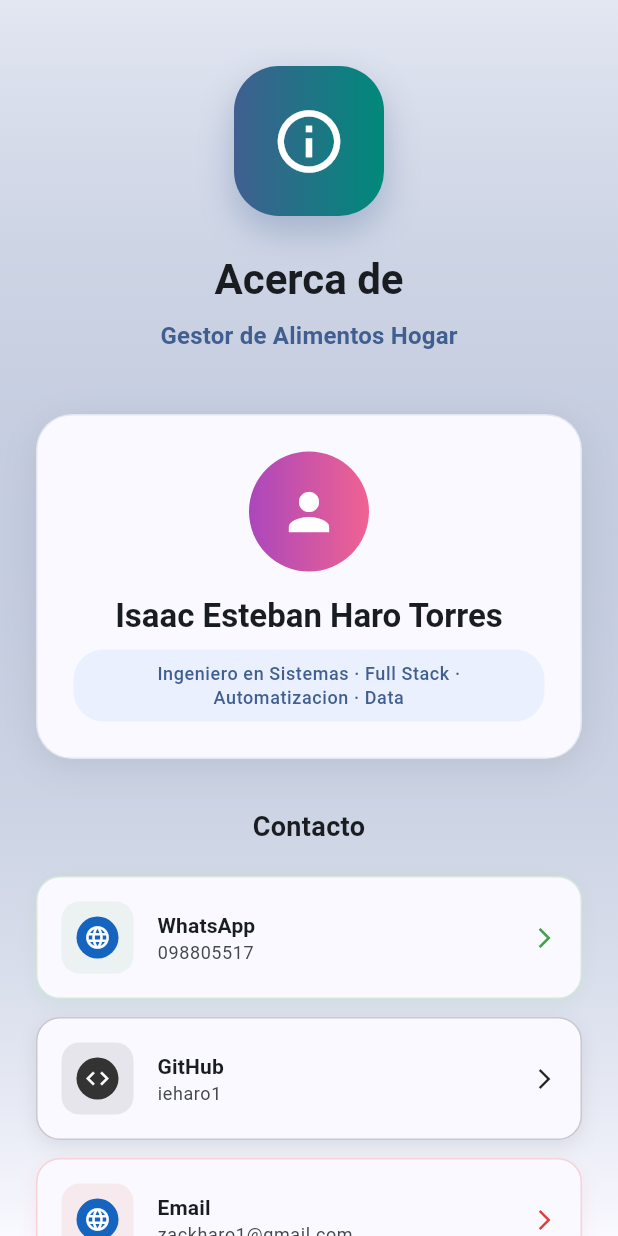
After one commit to ieharo1/GESTOR-ALIMENTOS-HOGAR, a Flutter app: the screen it shows after launch, after a tap on "Acerca de", on a phone screen of 412 x 824 dp. The commit adds this screen. Run offline on Flutter 3.47's test engine with Material 3 defaults, Android fonts, the phone set to English and light mode, and no system bars; our stand-ins replace hive, hive_flutter; accounts and stored records are empty.

Commit message:
Fix: Locale error, add About screen with contact links and footer

```diff
--- a/lib/main.dart
+++ b/lib/main.dart
@@ -1,7 +1,9 @@
 import 'package:flutter/material.dart';
 import 'package:flutter/services.dart';
+import 'package:flutter_localizations/flutter_localizations.dart';
 import 'package:hive_flutter/hive_flutter.dart';
 import 'package:provider/provider.dart';
+import 'package:intl/date_symbol_data_local.dart';
 
 import 'core/constants/app_constants.dart';
 import 'data/database/database_service.dart';
@@ -19,6 +21,7 @@ void main() async {
     ),
   );
 
+  await initializeDateFormatting('es_ES', null);
   await Hive.initFlutter();
   final databaseService = await DatabaseService.getInstance();
   final foodRepository = FoodRepository(databaseService);
@@ -46,6 +49,16 @@ class GestorAlimentosApp extends StatelessWidget {
       theme: _buildLightTheme(),
       darkTheme: _buildDarkTheme(),
       themeMode: ThemeMode.system,
+      localizationsDelegates: const [
+        GlobalMaterialLocalizations.delegate,
+        GlobalWidgetsLocalizations.delegate,
+        GlobalCupertinoLocalizations.delegate,
+      ],
+      supportedLocales: const [
+        Locale('es', 'ES'),
+        Locale('en', 'US'),
+      ],
+      locale: const Locale('es', 'ES'),
       home: const HomeScreen(),
     );
   }
--- /dev/null
+++ b/lib/presentation/screens/about_screen.dart
@@ -0,0 +1,421 @@
+import 'package:flutter/material.dart';
+import 'package:url_launcher/url_launcher.dart';
+
+class AboutScreen extends StatelessWidget {
+  const AboutScreen({super.key});
+
+  Future<void> _launchUrl(String url) async {
+    final uri = Uri.parse(url);
+    if (await canLaunchUrl(uri)) {
+      await launchUrl(uri, mode: LaunchMode.externalApplication);
+    }
+  }
+
+  @override
+  Widget build(BuildContext context) {
+    final theme = Theme.of(context);
+    final colorScheme = theme.colorScheme;
+
+    return Scaffold(
+      body: Container(
+        decoration: BoxDecoration(
+          gradient: LinearGradient(
+            begin: Alignment.topCenter,
+            end: Alignment.bottomCenter,
+            colors: [
+              colorScheme.primary.withAlpha(30),
+              colorScheme.surface,
+            ],
+          ),
+        ),
+        child: SafeArea(
+          child: SingleChildScrollView(
+            padding: const EdgeInsets.all(24),
+            child: Column(
+              children: [
+                const SizedBox(height: 20),
+                _buildHeader(theme, colorScheme),
+                const SizedBox(height: 40),
+                _buildDeveloperCard(theme, colorScheme),
+                const SizedBox(height: 32),
+                _buildSocialLinks(colorScheme),
+                const SizedBox(height: 40),
+                _buildFooter(theme, colorScheme),
+              ],
+            ),
+          ),
+        ),
+      ),
+    );
+  }
+
+  Widget _buildHeader(ThemeData theme, ColorScheme colorScheme) {
+    return Column(
+      children: [
+        Container(
+          width: 100,
+          height: 100,
+          decoration: BoxDecoration(
+            gradient: LinearGradient(
+              colors: [
+                colorScheme.primary,
+                colorScheme.secondary,
+              ],
+            ),
+            borderRadius: BorderRadius.circular(30),
+            boxShadow: [
+              BoxShadow(
+                color: colorScheme.primary.withAlpha(80),
+                blurRadius: 20,
+                offset: const Offset(0, 10),
+              ),
+            ],
+          ),
+          child: const Icon(
+            Icons.info_outline,
+            color: Colors.white,
+            size: 50,
+          ),
+        ),
+        const SizedBox(height: 24),
+        Text(
+          'Acerca de',
+          style: theme.textTheme.headlineMedium?.copyWith(
+            fontWeight: FontWeight.bold,
+          ),
+        ),
+        const SizedBox(height: 8),
+        Text(
+          'Gestor de Alimentos Hogar',
+          style: theme.textTheme.titleMedium?.copyWith(
+            color: colorScheme.primary,
+            fontWeight: FontWeight.w600,
+          ),
+        ),
+      ],
+    );
+  }
+
+  Widget _buildDeveloperCard(ThemeData theme, ColorScheme colorScheme) {
+    return Container(
+      padding: const EdgeInsets.all(24),
+      decoration: BoxDecoration(
+        color: colorScheme.surface,
+        borderRadius: BorderRadius.circular(24),
+        boxShadow: [
+          BoxShadow(
+            color: colorScheme.shadow.withAlpha(20),
+            blurRadius: 20,
+            offset: const Offset(0, 5),
+          ),
+        ],
+        border: Border.all(
+          color: colorScheme.primary.withAlpha(30),
+        ),
+      ),
+      child: Column(
+        children: [
+          Container(
+            width: 80,
+            height: 80,
+            decoration: BoxDecoration(
+              gradient: LinearGradient(
+                colors: [
+                  Colors.purple.shade400,
+                  Colors.pink.shade300,
+                ],
+              ),
+              shape: BoxShape.circle,
+            ),
+            child: const Icon(
+              Icons.person,
+              color: Colors.white,
+              size: 40,
+            ),
+          ),
+          const SizedBox(height: 16),
+          Text(
+            'Isaac Esteban Haro Torres',
+            style: theme.textTheme.titleLarge?.copyWith(
+              fontWeight: FontWeight.bold,
+            ),
+            textAlign: TextAlign.center,
+          ),
+          const SizedBox(height: 8),
+          Container(
+            padding: const EdgeInsets.symmetric(horizontal: 16, vertical: 8),
+            decoration: BoxDecoration(
+              color: colorScheme.primaryContainer.withAlpha(100),
+              borderRadius: BorderRadius.circular(20),
+            ),
+            child: Text(
+              'Ingeniero en Sistemas · Full Stack · Automatizacion · Data',
+              style: theme.textTheme.bodySmall?.copyWith(
+                color: colorScheme.primary,
+                fontWeight: FontWeight.w500,
+              ),
+              textAlign: TextAlign.center,
+            ),
+          ),
+        ],
+      ),
+    );
+  }
+
+  Widget _buildSocialLinks(ColorScheme colorScheme) {
+    return Column(
+      crossAxisAlignment: CrossAxisAlignment.stretch,
+      children: [
+        Text(
+          'Contacto',
+          style: TextStyle(
+            fontSize: 18,
+            fontWeight: FontWeight.bold,
+            color: colorScheme.onSurface,
+          ),
+          textAlign: TextAlign.center,
+        ),
+        const SizedBox(height: 20),
+        _SocialButton(
+          icon: 'https://upload.wikimedia.org/wikipedia/commons/6/6b/WhatsApp.svg',
+          label: 'WhatsApp',
+          subtitle: '098805517',
+          color: Colors.green.shade600,
+          onTap: () => _launchUrl('https://wa.me/59398805517'),
+        ),
+        const SizedBox(height: 12),
+        _SocialButton(
+          icon: 'https://upload.wikimedia.org/wikipedia/commons/9/91/Octicons-mark-github.svg',
+          label: 'GitHub',
+          subtitle: 'ieharo1',
+          color: Colors.black87,
+          onTap: () => _launchUrl('https://github.com/ieharo1'),
+        ),
+        const SizedBox(height: 12),
+        _SocialButton(
+          icon: 'https://upload.wikimedia.org/wikipedia/commons/4/4e/Gmail_%28en%29.svg',
+          label: 'Email',
+          subtitle: 'zackharo1@gmail.com',
+          color: Colors.red.shade600,
+          onTap: () => _launchUrl('mailto:zackharo1@gmail.com'),
+        ),
+        const SizedBox(height: 12),
+        _SocialButton(
+          icon: 'https://upload.wikimedia.org/wikipedia/commons/4/4c/Portfolio_icon.svg',
+          label: 'Portafolio',
+          subtitle: 'ieharo1.github.io',
+          color: colorScheme.primary,
+          onTap: () => _launchUrl('https://ieharo1.github.io/portafolio-isaac.haro/'),
+        ),
+      ],
+    );
+  }
+
+  Widget _buildFooter(ThemeData theme, ColorScheme colorScheme) {
+    return Column(
+      children: [
+        Divider(color: colorScheme.outline.withAlpha(50)),
+        const SizedBox(height: 16),
+        Row(
+          mainAxisAlignment: MainAxisAlignment.center,
+          children: [
+            Icon(
+              Icons.copyright,
+              size: 16,
+              color: colorScheme.onSurfaceVariant,
+            ),
+            const SizedBox(width: 4),
+            Text(
+              '2026 Isaac Esteban Haro Torres',
+              style: theme.textTheme.bodySmall?.copyWith(
+                color: colorScheme.onSurfaceVariant,
+              ),
+            ),
+          ],
+        ),
+        const SizedBox(height: 4),
+        Text(
+          'Todos los derechos reservados.',
+          style: theme.textTheme.bodySmall?.copyWith(
+            color: colorScheme.onSurfaceVariant,
+          ),
+        ),
+      ],
+    );
+  }
+}
+
+class _SocialButton extends StatelessWidget {
+  final String icon;
+  final String label;
+  final String subtitle;
+  final Color color;
+  final VoidCallback onTap;
+
+  const _SocialButton({
+    required this.icon,
+    required this.label,
+    required this.subtitle,
+    required this.color,
+    required this.onTap,
+  });
+
+  @override
+  Widget build(BuildContext context) {
+    final theme = Theme.of(context);
+
+    return Material(
+      color: Colors.transparent,
+      child: InkWell(
+        onTap: onTap,
+        borderRadius: BorderRadius.circular(16),
+        child: Container(
+          padding: const EdgeInsets.all(16),
+          decoration: BoxDecoration(
+            color: theme.colorScheme.surface,
+            borderRadius: BorderRadius.circular(16),
+            border: Border.all(
+              color: color.withAlpha(50),
+            ),
+            boxShadow: [
+              BoxShadow(
+                color: color.withAlpha(20),
+                blurRadius: 10,
+                offset: const Offset(0, 4),
+              ),
+            ],
+          ),
+          child: Row(
+            children: [
+              Container(
+                width: 48,
+                height: 48,
+                padding: const EdgeInsets.all(10),
+                decoration: BoxDecoration(
+                  color: color.withAlpha(20),
+                  borderRadius: BorderRadius.circular(12),
+                ),
+                child: icon.contains('whatsapp')
+                    ? const _WhatsAppIcon()
+                    : icon.contains('github')
+                        ? const _GitHubIcon()
+                        : icon.contains('gmail')
+                            ? const _EmailIcon()
+                            : const _WebIcon(),
+              ),
+              const SizedBox(width: 16),
+              Expanded(
+                child: Column(
+                  crossAxisAlignment: CrossAxisAlignment.start,
+                  children: [
+                    Text(
+                      label,
+                      style: theme.textTheme.titleSmall?.copyWith(
+                        fontWeight: FontWeight.bold,
+                      ),
+                    ),
+                    Text(
+                      subtitle,
+                      style: theme.textTheme.bodySmall?.copyWith(
+                        color: theme.colorScheme.onSurfaceVariant,
+                      ),
+                    ),
+                  ],
+                ),
+              ),
+              Icon(
+                Icons.arrow_forward_ios,
+                size: 16,
+                color: color,
+              ),
+            ],
+          ),
+        ),
+      ),
+    );
+  }
+}
+
+class _WhatsAppIcon extends StatelessWidget {
+  const _WhatsAppIcon();
+
+  @override
+  Widget build(BuildContext context) {
+    return Container(
+      width: 28,
+      height: 28,
+      decoration: const BoxDecoration(
+        color: Color(0xFF25D366),
+        shape: BoxShape.circle,
+      ),
+      child: const Icon(
+        Icons.chat,
+        color: Colors.white,
+        size: 18,
+      ),
+    );
+  }
+}
+
+class _GitHubIcon extends StatelessWidget {
+  const _GitHubIcon();
+
+  @override
+  Widget build(BuildContext context) {
+    return Container(
+      width: 28,
+      height: 28,
+      decoration: const BoxDecoration(
+        color: Color(0xFF333333),
+        shape: BoxShape.circle,
+      ),
+      child: const Icon(
+        Icons.code,
+        color: Colors.white,
+        size: 18,
+      ),
+    );
+  }
+}
+
+class _EmailIcon extends StatelessWidget {
+  const _EmailIcon();
+
+  @override
+  Widget build(BuildContext context) {
+    return Container(
+      width: 28,
+      height: 28,
+      decoration: const BoxDecoration(
+        color: Color(0xFFEA4335),
+        shape: BoxShape.circle,
+      ),
+      child: const Icon(
+        Icons.email,
+        color: Colors.white,
+        size: 18,
+      ),
+    );
+  }
+}
+
+class _WebIcon extends StatelessWidget {
+  const _WebIcon();
+
+  @override
+  Widget build(BuildContext context) {
+    return Container(
+      width: 28,
+      height: 28,
+      decoration: const BoxDecoration(
+        color: Color(0xFF1565C0),
+        shape: BoxShape.circle,
+      ),
+      child: const Icon(
+        Icons.language,
+        color: Colors.white,
+        size: 18,
+      ),
+    );
+  }
+}
--- a/lib/presentation/screens/home_screen.dart
+++ b/lib/presentation/screens/home_screen.dart
@@ -2,6 +2,7 @@ import 'package:flutter/material.dart';
 import '../../core/constants/app_constants.dart';
 import 'refrigeracion_screen.dart';
 import 'alacena_screen.dart';
+import 'about_screen.dart';
 
 class HomeScreen extends StatefulWidget {
   const HomeScreen({super.key});
@@ -90,6 +91,10 @@ class _HomeScreenState extends State<HomeScreen> with SingleTickerProviderStateM
                     ),
                     const Spacer(),
                     _buildOfflineBadge(theme, colorScheme),
+                    const SizedBox(height: 16),
+                    _buildAboutButton(theme, colorScheme),
+                    const SizedBox(height: 8),
+                    _buildFooter(theme, colorScheme),
                   ],
                 ),
               ),
@@ -184,6 +189,43 @@ class _HomeScreenState extends State<HomeScreen> with SingleTickerProviderStateM
           ),
         ],
       ),
+    );
+  }
+
+  Widget _buildAboutButton(ThemeData theme, ColorScheme colorScheme) {
+    return TextButton.icon(
+      onPressed: () => _navigateTo(context, const AboutScreen()),
+      icon: Icon(
+        Icons.info_outline,
+        color: colorScheme.primary,
+      ),
+      label: Text(
+        'Acerca de',
+        style: TextStyle(
+          color: colorScheme.primary,
+          fontWeight: FontWeight.w600,
+        ),
+      ),
+    );
+  }
+
+  Widget _buildFooter(ThemeData theme, ColorScheme colorScheme) {
+    return Row(
+      mainAxisAlignment: MainAxisAlignment.center,
+      children: [
+        Icon(
+          Icons.copyright,
+          size: 14,
+          color: colorScheme.outline,
+        ),
+        const SizedBox(width: 4),
+        Text(
+          '2026 Isaac Esteban Haro Torres',
+          style: theme.textTheme.bodySmall?.copyWith(
+            color: colorScheme.outline,
+          ),
+        ),
+      ],
     );
   }
 
--- a/pubspec.yaml
+++ b/pubspec.yaml
@@ -9,6 +9,8 @@ environment:
 
 dependencies:
   flutter:
+    sdk: flutter
+  flutter_localizations:
     sdk: flutter
 
   cupertino_icons: ^1.0.8
@@ -24,6 +26,7 @@ dependencies:
   uuid: ^4.5.1
   intl: ^0.20.1
   path_provider: ^2.1.5
+  url_launcher: ^6.3.1
 
 dev_dependencies:
   flutter_test:
```
Also changed, not shown: pubspec.lock, 5 other files.
